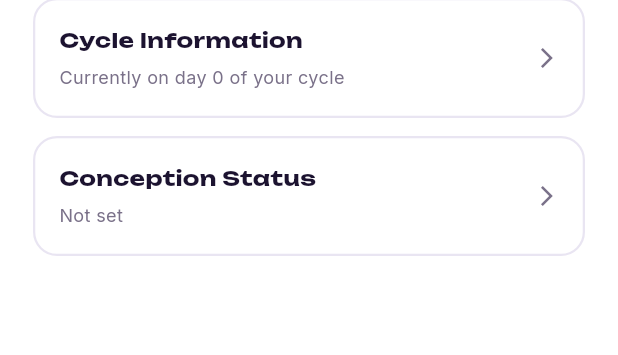
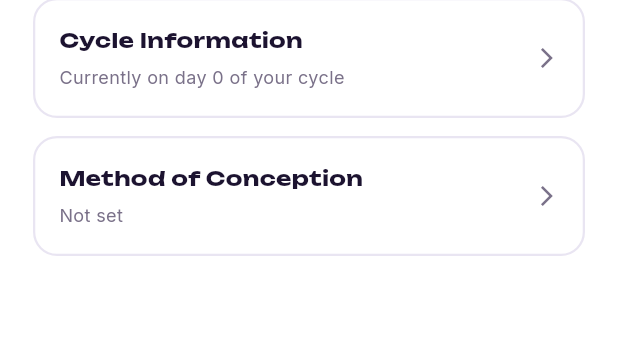
Before and after one commit to axentrix/wommi, a Flutter app: the ProfileScreen widget shown alone on an empty page, opened directly, scrolled down 257 dp, on a phone screen of 412 x 824 dp. Shown: the part 770-1125 px from the top of the screen. Run offline on Flutter 3.47's test engine with Material 3 defaults, Android fonts, the phone set to English and light mode, and no system bars; our stand-ins replace drift, flutter_riverpod, google_fonts; missing offline and left inert: dart:html; accounts and stored records are empty; generated files the repository leaves out were written again.

Commit message:
Replace Conception Status setting with single-select Method of Conception
Profile > Your Journey Settings previously had a "Conception Status"
card. Replaced it with "Method of Conception", using the same options
from onboarding step 3 (Naturally, Tracking ovulation, IUI, IVF,
Another path) - but as a single choice, not the multi-select chips
used during onboarding.

Added OnboardingNotifier.setTryingMethod(), which replaces the whole
list with just the one chosen method, and a new
EditConceptionMethodDialog mirroring the old conception-status dialog's
layout. Removed the now-unused EditConceptionDialog.

```diff
--- a/lib/providers/onboarding_provider.dart
+++ b/lib/providers/onboarding_provider.dart
@@ -30,6 +30,12 @@ class OnboardingNotifier extends StateNotifier<OnboardingData> {
     state = state.copyWith(tryingMethods: methods);
   }
 
+  /// Sets a single method of conception, replacing any others - unlike
+  /// toggleTryingMethod, only one can ever be selected at a time.
+  void setTryingMethod(TryingMethod method) {
+    state = state.copyWith(tryingMethods: [method]);
+  }
+
   void setDaysIntoWait(int days) {
     state = state.copyWith(daysIntoWait: days);
   }
--- a/lib/screens/profile_screen.dart
+++ b/lib/screens/profile_screen.dart
@@ -6,7 +6,7 @@ import '../providers/user_state_provider.dart';
 import '../providers/onboarding_provider.dart';
 import '../providers/repository_provider.dart';
 import '../widgets/edit_cycle_day_dialog.dart';
-import '../widgets/edit_conception_dialog.dart';
+import '../widgets/edit_conception_method_dialog.dart';
 import '../widgets/journey_completion_dialog.dart';
 import '../widgets/pregnancy_win_dialog.dart';
 import '../widgets/continue_journey_question_dialog.dart';
@@ -202,9 +202,11 @@ class ProfileScreen extends ConsumerWidget {
             ),
             const SizedBox(height: 12),
             _SettingCard(
-              title: 'Conception Status',
-              subtitle: onboardingData.conceptionStatus?.label ?? 'Not set',
-              onTap: () => _showEditConception(context),
+              title: 'Method of Conception',
+              subtitle: onboardingData.tryingMethods.isNotEmpty
+                  ? onboardingData.tryingMethods.first.label
+                  : 'Not set',
+              onTap: () => _showEditConceptionMethod(context),
             ),
             const SizedBox(height: 48),
             // Delete account link
@@ -255,10 +257,10 @@ class ProfileScreen extends ConsumerWidget {
     );
   }
 
-  void _showEditConception(BuildContext context) {
+  void _showEditConceptionMethod(BuildContext context) {
     showDialog(
       context: context,
-      builder: (context) => const EditConceptionDialog(),
+      builder: (context) => const EditConceptionMethodDialog(),
     );
   }
 
--- a/lib/widgets/edit_conception_dialog.dart
+++ b/lib/widgets/edit_conception_method_dialog.dart
@@ -6,12 +6,15 @@ import '../models/onboarding_state.dart';
 import '../providers/onboarding_provider.dart';
 import '../widgets/choice_button.dart';
 
-class EditConceptionDialog extends ConsumerWidget {
-  const EditConceptionDialog({super.key});
+class EditConceptionMethodDialog extends ConsumerWidget {
+  const EditConceptionMethodDialog({super.key});
 
   @override
   Widget build(BuildContext context, WidgetRef ref) {
     final onboardingData = ref.watch(onboardingProvider);
+    final selectedMethod = onboardingData.tryingMethods.isNotEmpty
+        ? onboardingData.tryingMethods.first
+        : null;
 
     return Dialog(
       backgroundColor: Colors.transparent,
@@ -31,7 +34,7 @@ class EditConceptionDialog extends ConsumerWidget {
                 crossAxisAlignment: CrossAxisAlignment.start,
                 children: [
                   Text(
-                    'Update Conception Status',
+                    'Update Method of Conception',
                     style: GoogleFonts.unbounded(
                       fontSize: 18,
                       fontWeight: FontWeight.w800,
@@ -40,7 +43,7 @@ class EditConceptionDialog extends ConsumerWidget {
                   ),
                   const SizedBox(height: 8),
                   Text(
-                    'Are you currently trying to conceive?',
+                    'How are you trying to conceive?',
                     style: GoogleFonts.inter(
                       fontSize: 13,
                       color: WommiColors.inkDim,
@@ -49,16 +52,16 @@ class EditConceptionDialog extends ConsumerWidget {
                   ),
                   const SizedBox(height: 20),
                   Column(
-                    children: ConceptionStatus.values.map((status) {
+                    children: TryingMethod.values.map((method) {
                       return Padding(
                         padding: const EdgeInsets.only(bottom: 10),
                         child: ChoiceButton(
-                          text: status.label,
-                          isSelected: onboardingData.conceptionStatus == status,
+                          text: method.label,
+                          isSelected: selectedMethod == method,
                           onTap: () {
                             ref
                                 .read(onboardingProvider.notifier)
-                                .setConceptionStatus(status);
+                                .setTryingMethod(method);
                           },
                         ),
                       );
@@ -94,11 +97,11 @@ class EditConceptionDialog extends ConsumerWidget {
                   const SizedBox(width: 12),
                   Expanded(
                     child: ElevatedButton(
-                      onPressed: onboardingData.conceptionStatus != null
+                      onPressed: selectedMethod != null
                           ? () => Navigator.pop(context)
                           : null,
                       style: ElevatedButton.styleFrom(
-                        backgroundColor: onboardingData.conceptionStatus != null
+                        backgroundColor: selectedMethod != null
                             ? WommiColors.cyan
                             : WommiColors.line,
                         foregroundColor: Colors.white,
@@ -106,7 +109,7 @@ class EditConceptionDialog extends ConsumerWidget {
                         shape: RoundedRectangleBorder(
                           borderRadius: BorderRadius.circular(100),
                         ),
-                        elevation: onboardingData.conceptionStatus != null ? 8 : 0,
+                        elevation: selectedMethod != null ? 8 : 0,
                         shadowColor: WommiColors.cyan.withOpacity(0.38),
                       ),
                       child: Text(
```
Also changed, not shown: 2 other files.
